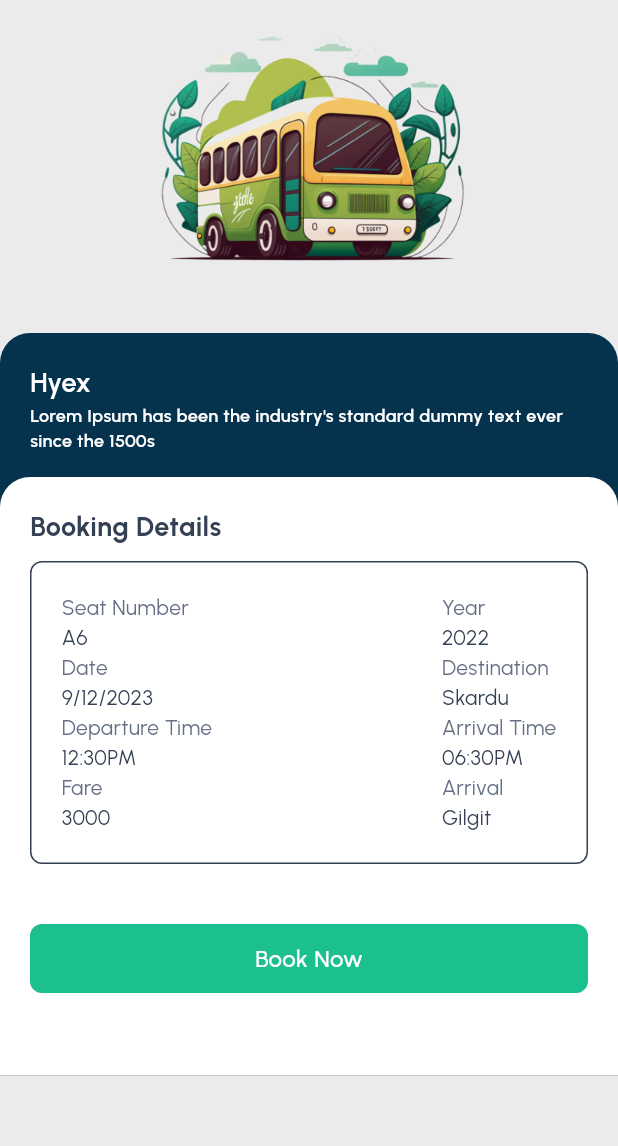
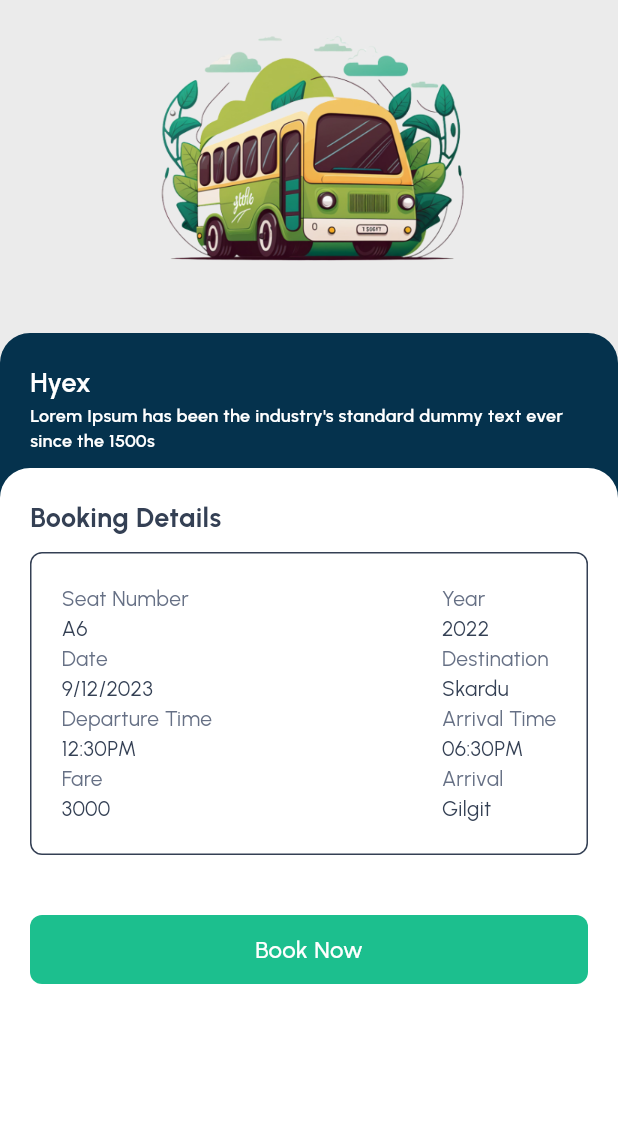
Before and after one commit to Hasnainhai/sawari.pk, a Flutter app: the BookingDetailView screen opened by its route, on a phone screen of 412 x 824 dp, the part 90-1236 px from its top. Run offline on Flutter 3.47's test engine with Material 3 defaults, Android fonts, the light colour scheme and no system bars; our stand-ins replace another_flushbar, fluttertoast, google_fonts, shared_preferences; accounts and stored records are empty; network calls fail.

Commit message:
fix some issues overAll

```diff
--- a/lib/view/booking/widgets/bookingCard.dart
+++ b/lib/view/booking/widgets/bookingCard.dart
@@ -100,7 +100,7 @@ class BookingCard extends StatelessWidget {
                         style: GoogleFonts.getFont(
                           "Urbanist",
                           textStyle: const TextStyle(
-                            fontSize: 12,
+                            fontSize: 8,
                             fontWeight: FontWeight.bold,
                             color: AppColor.textColor,
                           ),
@@ -108,7 +108,7 @@ class BookingCard extends StatelessWidget {
                       ),
                     ],
                   ),
-                  for (int i = 0; i < 13; i++)
+                  for (int i = 0; i < 10; i++)
                     Container(
                       width: 3.0,
                       height: 1.0,
@@ -121,7 +121,7 @@ class BookingCard extends StatelessWidget {
                     style: GoogleFonts.getFont(
                       "Urbanist",
                       textStyle: const TextStyle(
-                        fontSize: 12,
+                        fontSize: 10,
                         fontWeight: FontWeight.bold,
                         color: AppColor.titleColor,
                       ),
--- a/lib/view/home/booking_detail_view.dart
+++ b/lib/view/home/booking_detail_view.dart
@@ -1,5 +1,4 @@
 import 'dart:ui';
-
 import 'package:flutter/material.dart';
 import 'package:google_fonts/google_fonts.dart';
 import 'package:sawari_pk/res/components/colors.dart';
@@ -196,8 +195,8 @@ class _BookingDetailViewState extends State<BookingDetailView> {
             ),
           ),
           const VerticalSpeacing(40),
-          Container(
-            height: 495,
+          Expanded(
+            child: Container(
               width: MediaQuery.of(context).size.width,
               decoration: const BoxDecoration(
                 color: Color(0xff05324D),
@@ -244,9 +243,9 @@ class _BookingDetailViewState extends State<BookingDetailView> {
                       ),
                     ),
                   ),
-                const Spacer(),
-                Container(
-                  height: 399,
+                  const VerticalSpeacing(10),
+                  Expanded(
+                    child: Container(
                       decoration: const BoxDecoration(
                         color: AppColor.whiteColor,
                         borderRadius: BorderRadius.only(
@@ -285,7 +284,8 @@ class _BookingDetailViewState extends State<BookingDetailView> {
                                 child: const Padding(
                                   padding: EdgeInsets.all(20.0),
                                   child: Column(
-                                crossAxisAlignment: CrossAxisAlignment.start,
+                                    crossAxisAlignment:
+                                        CrossAxisAlignment.start,
                                     children: [
                                       Row(
                                         mainAxisAlignment:
@@ -359,7 +359,9 @@ class _BookingDetailViewState extends State<BookingDetailView> {
                         ),
                       ),
                     ),
+                  ),
                 ],
+              ),
             ),
           )
         ],
--- a/lib/view/home/bus_detail_view.dart
+++ b/lib/view/home/bus_detail_view.dart
@@ -52,7 +52,7 @@ class BusDetailView extends StatelessWidget {
           ),
           const VerticalSpeacing(40),
           Container(
-            height: MediaQuery.of(context).size.height / 1.96,
+            height: MediaQuery.of(context).size.height / 2.1,
             decoration: const BoxDecoration(
               color: AppColor.whiteColor,
               borderRadius: BorderRadius.only(
@@ -63,6 +63,7 @@ class BusDetailView extends StatelessWidget {
             child: Padding(
               padding: const EdgeInsets.all(20),
               child: SingleChildScrollView(
+
                 child: Column(
                   children: [
                     Center(
--- a/lib/view/home/seat_selection.dart
+++ b/lib/view/home/seat_selection.dart
@@ -52,7 +52,7 @@ class SelectSeatView extends StatelessWidget {
           ),
           const VerticalSpeacing(40),
           Container(
-            height: MediaQuery.of(context).size.height / 1.954,
+            height: MediaQuery.of(context).size.height / 2.1,
             decoration: const BoxDecoration(
               color: AppColor.whiteColor,
               borderRadius: BorderRadius.only(
```
Lines whose indentation alone changed are shown as unchanged.
